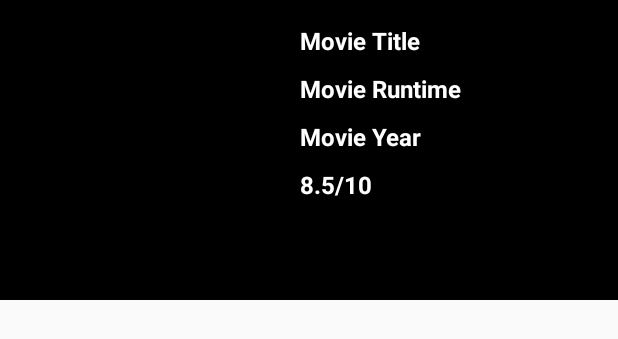
After one commit to AppLogHero/movie_app, an Android app: the layout action_movie_list_item.xml on its own in the app's theme, with its tools: preview values and no code run, on a phone screen of 412 x 824 dp. The commit adds this screen. Shown: the top 339 px of the screen. Run offline under Robolectric (Android 15) with nearby library versions, the phone set to English and light mode, and no system bars.

Commit message:
add fragment for action movie

```diff
--- /dev/null
+++ b/app/src/main/res/layout/action_movie_list_item.xml
@@ -0,0 +1,95 @@
+<?xml version="1.0" encoding="utf-8"?>
+<android.support.constraint.ConstraintLayout
+        xmlns:android="http://schemas.android.com/apk/res/android"
+        xmlns:app="http://schemas.android.com/apk/res-auto"
+        android:layout_width="match_parent"
+        android:layout_height="200dp"
+        android:background="@color/black"
+        android:id="@+id/action_movie_list_item">
+
+    <android.support.v7.widget.CardView
+            android:layout_width="match_parent"
+            android:layout_height="200dp"
+            android:id="@+id/action_movie_cardview"
+            app:layout_constraintTop_toTopOf="parent"
+            app:layout_constraintEnd_toEndOf="parent"
+            app:layout_constraintStart_toStartOf="parent"
+            android:background="@color/black"
+            app:cardBackgroundColor="@color/black"
+            app:layout_constraintBottom_toBottomOf="parent">
+
+        <android.support.constraint.ConstraintLayout
+                android:layout_width="match_parent"
+                android:layout_height="match_parent"
+                android:background="@color/black">
+
+            <ImageView
+                    android:layout_width="150dp"
+                    android:layout_height="match_parent"
+                    android:id="@+id/action_movie_imageview"
+                    app:layout_constraintTop_toTopOf="parent"
+                    app:layout_constraintStart_toStartOf="parent"
+                    app:layout_constraintBottom_toBottomOf="parent"/>
+
+            <TextView
+                    android:layout_width="wrap_content"
+                    android:layout_height="wrap_content"
+                    android:textStyle="bold"
+                    android:textColor="@color/white"
+                    android:textSize="16sp"
+                    android:id="@+id/title_tv"
+                    android:text="@string/movie_title_tv_text"
+                    app:layout_constraintTop_toTopOf="parent"
+                    android:layout_marginTop="16dp"
+                    app:layout_constraintStart_toStartOf="parent"
+                    android:layout_marginLeft="200dp"
+                    android:layout_marginStart="200dp"/>
+
+            <TextView
+                    android:layout_width="wrap_content"
+                    android:layout_height="wrap_content"
+                    android:textStyle="bold"
+                    android:textColor="@color/white"
+                    android:textSize="16sp"
+                    android:id="@+id/time_tv"
+                    android:text="@string/movie_runtime_tv_text"
+                    app:layout_constraintStart_toStartOf="parent"
+                    android:layout_marginLeft="200dp"
+                    android:layout_marginStart="200dp"
+                    app:layout_constraintTop_toTopOf="parent"
+                    android:layout_marginTop="48dp"/>
+
+            <TextView
+                    android:layout_width="wrap_content"
+                    android:layout_height="wrap_content"
+                    android:textStyle="bold"
+                    android:textColor="@color/white"
+                    android:textSize="16sp"
+                    android:id="@+id/year_tv"
+                    android:text="@string/movie_year_tv_text"
+                    app:layout_constraintTop_toTopOf="parent"
+                    android:layout_marginTop="80dp"
+                    app:layout_constraintStart_toStartOf="parent"
+                    android:layout_marginLeft="200dp"
+                    android:layout_marginStart="200dp"/>
+
+            <TextView
+                    android:layout_width="wrap_content"
+                    android:layout_height="wrap_content"
+                    android:textStyle="bold"
+                    android:textColor="@color/white"
+                    android:textSize="16sp"
+                    android:id="@+id/rate_tv"
+                    android:text="8.5/10"
+                    app:layout_constraintStart_toStartOf="parent"
+                    android:layout_marginLeft="200dp"
+                    android:layout_marginStart="200dp"
+                    app:layout_constraintTop_toTopOf="parent"
+                    android:layout_marginTop="112dp"/>
+
+
+        </android.support.constraint.ConstraintLayout>
+
+    </android.support.v7.widget.CardView>
+
+</android.support.constraint.ConstraintLayout>
--- a/app/src/main/res/layout/home_navigation_drawer.xml
+++ b/app/src/main/res/layout/home_navigation_drawer.xml
@@ -8,7 +8,8 @@
         android:background="@color/black"
         app:layout_behavior="@string/appbar_scrolling_view_behavior"
         tools:showIn="@layout/app_bar_navigation_drawer"
-        tools:context=".Activitys.NavigationDrawerActivity">
+        tools:context=".Activitys.NavigationDrawerActivity"
+        android:id="@+id/home_activity">
 
     <ScrollView
             android:id="@+id/movie_scrollview"
--- a/app/src/main/res/values/strings.xml
+++ b/app/src/main/res/values/strings.xml
@@ -11,4 +11,7 @@
     <string name="nav_header_title">Menu</string>
     <string name="nav_header_subtitle">itsyou@gmail.com</string>
     <string name="nav_header_desc">Navigation header</string>
+
+    <!-- TODO: Remove or change this placeholder text -->
+    <string name="hello_blank_fragment">Hello blank fragment</string>
 </resources>
```
Also changed, not shown: app/src/main/java/com/example/applog/movielist/Activitys/NavigationDrawerActivity.kt (+19 -2 lines), app/src/main/java/com/example/applog/movielist/Adapter/ActionMovieAdapter.kt (added, +43 -0 lines), app/src/main/java/com/example/applog/movielist/Fragment/ActionFragment.kt (added, +141 -0 lines), app/src/main/java/com/example/applog/movielist/Utils/Util.kt (added, +18 -0 lines), app/src/main/res/layout/fragment_action.xml (added, +48 -0 lines).
